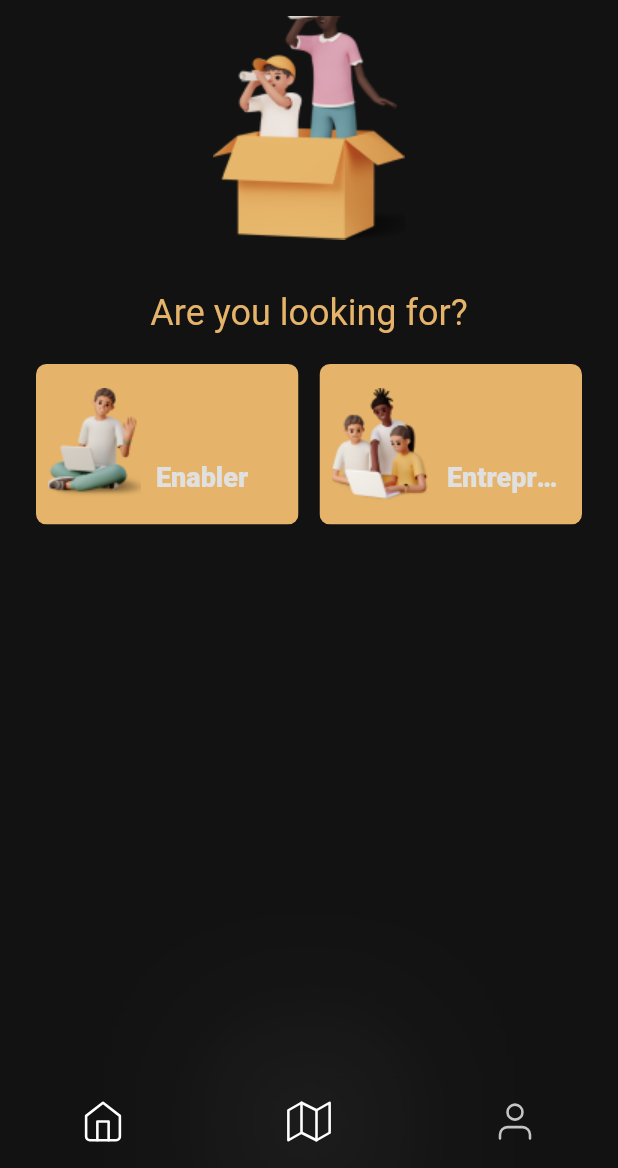
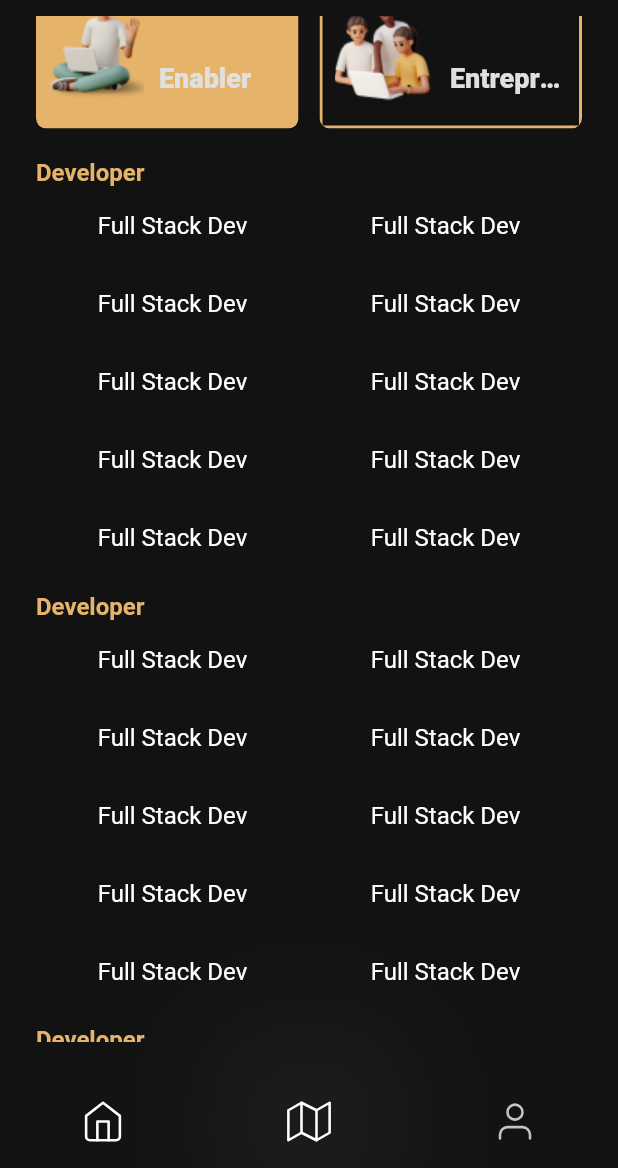
Before and after one commit to poorvasha/FeBe, a Flutter app: the screen it shows after launch, item 2 of the bottom bar chosen, scrolled down 60 dp, after a tap on "Enabler", on a phone screen of 412 x 824 dp, the part 68-1236 px from its top. Run offline on Flutter 3.47's test engine with Material 2 defaults, Android fonts, the phone set to English and light mode, and no system bars; our stand-ins replace carousel_slider, flutter_secure_storage, flutter_svg; Roboto replaces fonts that are missing (BeVietnamPro).

Commit message:
Design Finder Home Screen

```diff
--- /dev/null
+++ b/lib/screens/finder_home_screen/category_grid.dart
@@ -0,0 +1,42 @@
+import 'package:febe_frontend/configs/resources.dart';
+import 'package:flutter/material.dart';
+import 'package:flutter/src/widgets/framework.dart';
+import 'package:flutter/src/widgets/placeholder.dart';
+
+class CategoryGrid extends StatelessWidget {
+  const CategoryGrid({super.key});
+
+  @override
+  Widget build(BuildContext context) {
+    return Column(
+      crossAxisAlignment: CrossAxisAlignment.start,
+      children: [
+        Text(
+          "Developer",
+          style: AppTextStyles.semiBoldBeVietnamPro16
+              .copyWith(color: AppColors.golden),
+        ),
+        GridView.count(
+          childAspectRatio: 3.5,
+          shrinkWrap: true,
+          physics: NeverScrollableScrollPhysics(),
+          crossAxisCount: 2,
+          children: List.generate(10, //this is the total number of cards
+              (index) {
+            return SizedBox(
+              width: 100,
+              height: 80,
+              child: TextButton(
+                  onPressed: () {},
+                  child: Text(
+                    "Full Stack Dev",
+                    style: AppTextStyles.regularBeVietnamPro16
+                        .copyWith(color: AppColors.white),
+                  )),
+            );
+          }),
+        ),
+      ],
+    );
+  }
+}
--- a/lib/screens/finder_home_screen/finder_home_screen.dart
+++ b/lib/screens/finder_home_screen/finder_home_screen.dart
@@ -1,3 +1,4 @@
+import 'package:febe_frontend/screens/finder_home_screen/user_designations.dart';
 import 'package:febe_frontend/screens/finder_home_screen/user_type_picker.dart';
 import 'package:febe_frontend/widgets/default_appbar.dart';
 import 'package:febe_frontend/widgets/full_screen_container.dart';
@@ -6,6 +7,7 @@ import 'package:flutter/src/widgets/framework.dart';
 import 'package:flutter/src/widgets/placeholder.dart';
 
 import '../../configs/resources.dart';
+import 'category_grid.dart';
 
 class FinderHomeScreen extends StatefulWidget {
   const FinderHomeScreen({super.key});
@@ -15,6 +17,8 @@ class FinderHomeScreen extends StatefulWidget {
 }
 
 class _FinderHomeScreenState extends State<FinderHomeScreen> {
+  String userType = "";
+
   @override
   Widget build(BuildContext context) {
     return Scaffold(
@@ -26,6 +30,7 @@ class _FinderHomeScreenState extends State<FinderHomeScreen> {
       body: FullScreenContainer(
         isInsideTabbar: true,
         child: Column(children: [
+          if (userType == "") ...[
             Image.asset(
               "assets/images/boy_girl_looking.png",
               height: 200,
@@ -42,7 +47,21 @@ class _FinderHomeScreenState extends State<FinderHomeScreen> {
             const SizedBox(
               height: 20,
             ),
-          UserTypePicker()
+          ],
+          UserTypePicker(
+            onSelected: (value) {
+              setState(() {
+                userType = value;
+              });
+            },
+            activeType: userType,
+          ),
+          if (userType != "") ...[
+            const SizedBox(
+              height: 20,
+            ),
+            Expanded(child: UserDesignations())
+          ]
         ]),
       ),
     );
--- /dev/null
+++ b/lib/screens/finder_home_screen/user_designations.dart
@@ -0,0 +1,38 @@
+import 'package:febe_frontend/screens/finder_home_screen/category_grid.dart';
+import 'package:flutter/material.dart';
+import 'package:flutter/src/widgets/framework.dart';
+import 'package:flutter/src/widgets/placeholder.dart';
+
+class UserDesignations extends StatelessWidget {
+  const UserDesignations({super.key});
+
+  @override
+  Widget build(BuildContext context) {
+    return SingleChildScrollView(
+      child: Column(
+        children: [
+          CategoryGrid(),
+          const SizedBox(
+            height: 10,
+          ),
+          CategoryGrid(),
+          const SizedBox(
+            height: 10,
+          ),
+          CategoryGrid(),
+          const SizedBox(
+            height: 10,
+          ),
+          CategoryGrid(),
+          const SizedBox(
+            height: 10,
+          ),
+          CategoryGrid(),
+          const SizedBox(
+            height: 120,
+          ),
+        ],
+      ),
+    );
+  }
+}
--- a/lib/screens/finder_home_screen/user_type_picker.dart
+++ b/lib/screens/finder_home_screen/user_type_picker.dart
@@ -4,7 +4,10 @@ import 'package:flutter/src/widgets/framework.dart';
 import 'package:flutter/src/widgets/placeholder.dart';
 
 class UserTypePicker extends StatelessWidget {
-  const UserTypePicker({super.key});
+  final Function(String value) onSelected;
+  final String activeType;
+  const UserTypePicker(
+      {super.key, required this.onSelected, required this.activeType});
 
   @override
   Widget build(BuildContext context) {
@@ -14,12 +17,14 @@ class UserTypePicker extends StatelessWidget {
         UserTypeCard(
           image: Image.asset("assets/images/enabler.png"),
           title: "Enabler",
-          onTap: () => {print("enabler")},
+          onTap: () => {onSelected("enabler")},
+          isActive: activeType == "enabler",
         ),
         UserTypeCard(
           image: Image.asset("assets/images/enteruper.png"),
           title: "Entrepreneur",
-          onTap: () => {print("entrepreneur")},
+          onTap: () => {onSelected("entrepreneur")},
+          isActive: activeType == "entrepreneur",
         ),
       ],
     );
--- a/lib/widgets/default_radio_button.dart
+++ b/lib/widgets/default_radio_button.dart
@@ -20,7 +20,7 @@ class DefaultRadioButton extends StatelessWidget {
           "Designer",
           style: AppTextStyles.regularBeVietnamPro16
               .copyWith(color: AppColors.white),
-        )
+        ),
       ],
     );
   }
--- a/lib/widgets/user_type_screen/user_type_card.dart
+++ b/lib/widgets/user_type_screen/user_type_card.dart
@@ -6,8 +6,13 @@ class UserTypeCard extends StatefulWidget {
   final String title;
   final Image image;
   final Function onTap;
+  final bool? isActive;
   const UserTypeCard(
-      {super.key, this.title = "", required this.image, required this.onTap});
+      {super.key,
+      this.title = "",
+      required this.image,
+      required this.onTap,
+      this.isActive});
 
   @override
   State<UserTypeCard> createState() => _UserTypeCardState();
@@ -22,7 +27,11 @@ class _UserTypeCardState extends State<UserTypeCard> {
         borderRadius: BorderRadius.circular(7),
         child: Container(
           width: 175,
-          color: AppColors.golden,
+          decoration: BoxDecoration(
+              color: widget.isActive != null && !widget.isActive!
+                  ? AppColors.lightBlack
+                  : AppColors.golden,
+              border: Border.all(color: AppColors.golden, width: 2)),
           child: Padding(
             padding: const EdgeInsets.symmetric(horizontal: 8, vertical: 16),
             child: Row(crossAxisAlignment: CrossAxisAlignment.end, children: [
```
Lines whose indentation alone changed are shown as unchanged.
